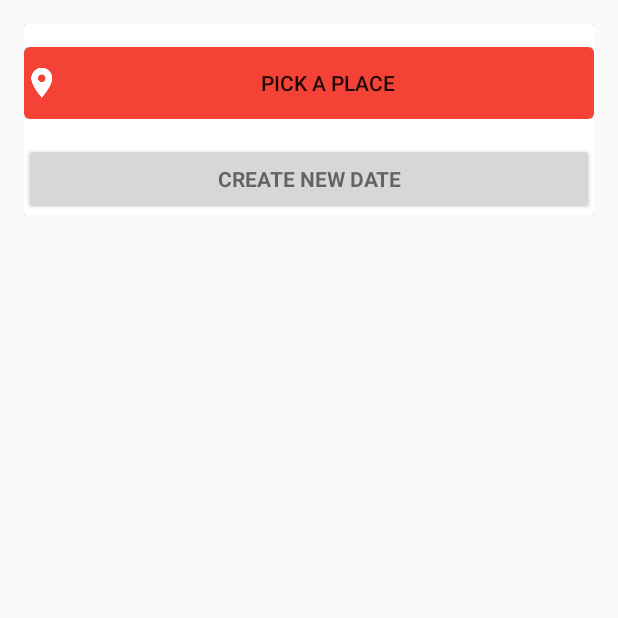
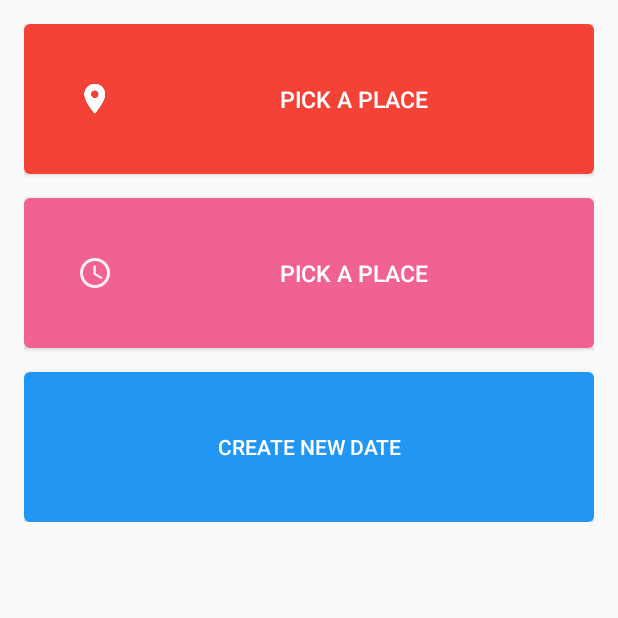
Before and after one commit to Net-Geek/Lunchr, an Android app: the CreateDateActivity screen opened directly, with no data from a screen before it, on a phone screen of 412 x 824 dp, the top half of it. Run offline under Robolectric (Android 15) with nearby library versions, the phone set to English and light mode, and no system bars.

Commit message:
Added elements for date creator

```diff
--- a/app/src/main/java/edu/uc/lunchr/ui/activities/CreateDateActivity.java
+++ b/app/src/main/java/edu/uc/lunchr/ui/activities/CreateDateActivity.java
@@ -65,4 +65,8 @@ public class CreateDateActivity extends AppCompatActivity {
 
         return super.onOptionsItemSelected(item);
     }
+
+    public void OnPickDateTimeClick(View view) {
+
+    }
 }
--- /dev/null
+++ b/app/src/main/res/drawable-v21/date_time_button_background.xml
@@ -0,0 +1,7 @@
+<ripple xmlns:android="http://schemas.android.com/apk/res/android"
+    android:color="?attr/colorControlHighlight">
+    <item><shape xmlns:android="http://schemas.android.com/apk/res/android">
+        <corners android:radius="4dp" />
+        <solid android:color="@color/accent" />
+    </shape></item>
+</ripple>
--- a/app/src/main/res/layout/activity_create_date.xml
+++ b/app/src/main/res/layout/activity_create_date.xml
@@ -9,6 +9,7 @@
         android:layout_width="match_parent"
         android:layout_height="wrap_content"
         android:orientation="vertical"
+        android:gravity="center"
         android:paddingBottom="@dimen/activity_vertical_margin"
         android:paddingLeft="@dimen/activity_horizontal_margin"
         android:paddingRight="@dimen/activity_horizontal_margin"
@@ -17,9 +18,10 @@
         <android.support.v7.widget.CardView xmlns:android="http://schemas.android.com/apk/res/android"
             xmlns:card_view="http://schemas.android.com/apk/res-auto"
             xmlns:tools="http://schemas.android.com/tools"
-            android:id="@+id/sign_in_cardlist"
+            android:id="@+id/pick_location_cardlist"
             android:layout_width="match_parent"
             android:layout_height="wrap_content"
+            android:layout_marginBottom="@dimen/activity_vertical_margin"
             android:foreground="?android:attr/selectableItemBackground"
             android:orientation="vertical"
             android:visibility="visible"
@@ -31,38 +33,85 @@
             <LinearLayout
                 android:layout_width="match_parent"
                 android:layout_height="match_parent"
-                android:orientation="vertical"
-                android:paddingTop="@dimen/padding_card_top">
-
-                <LinearLayout
-                    android:id="@+id/email_login_form"
-                    android:layout_width="match_parent"
-                    android:layout_height="wrap_content"
                 android:orientation="vertical">
 
                 <Button
-                        android:layout_width="fill_parent"
-                        android:layout_height="wrap_content"
+                    android:layout_width="match_parent"
+                    android:layout_height="100dp"
                     android:drawableLeft="@drawable/ic_location_on_white_24dp"
+                    android:paddingLeft="35dp"
                     android:src="@drawable/ic_location_on_black_24dp"
                     android:gravity="center"
                     android:text="@string/pick_a_place"
+                    android:onClick="onPickPlaceClick"
                     style="@style/Button.Location"
                     />
 
+            </LinearLayout>
+        </android.support.v7.widget.CardView>
 
+        <android.support.v7.widget.CardView xmlns:android="http://schemas.android.com/apk/res/android"
+            xmlns:card_view="http://schemas.android.com/apk/res-auto"
+            xmlns:tools="http://schemas.android.com/tools"
+            android:id="@+id/pick_date_time_cardlist"
+            android:layout_width="match_parent"
+            android:layout_height="wrap_content"
+            android:layout_marginBottom="@dimen/activity_vertical_margin"
+            android:foreground="?android:attr/selectableItemBackground"
+            android:orientation="vertical"
+            android:visibility="visible"
+            card_view:cardCornerRadius="@dimen/cardview_default_elevation"
+            card_view:cardElevation="@dimen/cardview_default_elevation"
+            android:animateLayoutChanges="true"
+            tools:visibility="visible">
+
+            <LinearLayout
+                android:layout_width="match_parent"
+                android:layout_height="match_parent"
+                android:orientation="vertical">
+
+                <Button
+                    android:layout_width="match_parent"
+                    android:layout_height="100dp"
+                    android:drawableLeft="@drawable/ic_access_time_white_24dp"
+                    android:paddingLeft="35dp"
+                    android:src="@drawable/ic_location_on_black_24dp"
+                    android:gravity="center"
+                    android:text="@string/pick_a_place"
+                    android:onClick="OnPickDateTimeClick"
+                    style="@style/Button.DateTime"
+                    />
 
             </LinearLayout>
+        </android.support.v7.widget.CardView>
+
+        <android.support.v7.widget.CardView xmlns:android="http://schemas.android.com/apk/res/android"
+            xmlns:card_view="http://schemas.android.com/apk/res-auto"
+            xmlns:tools="http://schemas.android.com/tools"
+            android:id="@+id/create_date_cardlist"
+            android:layout_width="match_parent"
+            android:layout_height="match_parent"
+            android:foreground="?android:attr/selectableItemBackground"
+            android:orientation="vertical"
+            android:visibility="visible"
+            card_view:cardCornerRadius="@dimen/cardview_default_elevation"
+            card_view:cardElevation="@dimen/cardview_default_elevation"
+            android:animateLayoutChanges="true"
+            tools:visibility="visible">
+
+            <LinearLayout
+                android:layout_width="match_parent"
+                android:layout_height="match_parent"
+                android:orientation="vertical">
 
                 <Button
                     android:id="@+id/create_new_date"
-                    style="?android:textAppearanceSmall"
                     android:layout_width="match_parent"
-                    android:layout_height="wrap_content"
+                    android:layout_height="100dp"
                     android:layout_gravity="bottom"
-                    android:layout_marginTop="16dp"
                     android:text="@string/create_new_date"
-                    android:textStyle="bold" />
+                    android:textColor="@color/white"
+                    style="@style/Button.Default"/>
             </LinearLayout>
         </android.support.v7.widget.CardView>
     </LinearLayout>
--- a/app/src/main/res/values/styles.xml
+++ b/app/src/main/res/values/styles.xml
@@ -71,6 +71,14 @@
 
     <style name="Button.Location" parent="android:style/Widget.Material.Button">
         <item name="android:background">@drawable/location_button_background</item>
+        <item name="android:textColor">@color/white</item>
+        <item name="android:textSize">15sp</item>
+    </style>
+
+    <style name="Button.DateTime" parent="android:style/Widget.Material.Button">
+        <item name="android:background">@drawable/date_time_button_background</item>
+        <item name="android:textColor">@color/white</item>
+        <item name="android:textSize">15sp</item>
     </style>
 
     <style name="Button.Facebook" parent="android:style/Widget.Material.Button">
```
Also changed, not shown: app/src/main/res/drawable-hdpi/ic_access_time_white_24dp.png (added), app/src/main/res/drawable-mdpi/ic_access_time_white_24dp.png (added), app/src/main/res/drawable-xhdpi/ic_access_time_white_24dp.png (added), app/src/main/res/drawable-xxhdpi/ic_access_time_white_24dp.png (added), app/src/main/res/drawable-xxxhdpi/ic_access_time_white_24dp.png (added). Lines whose indentation alone changed are shown as unchanged.
